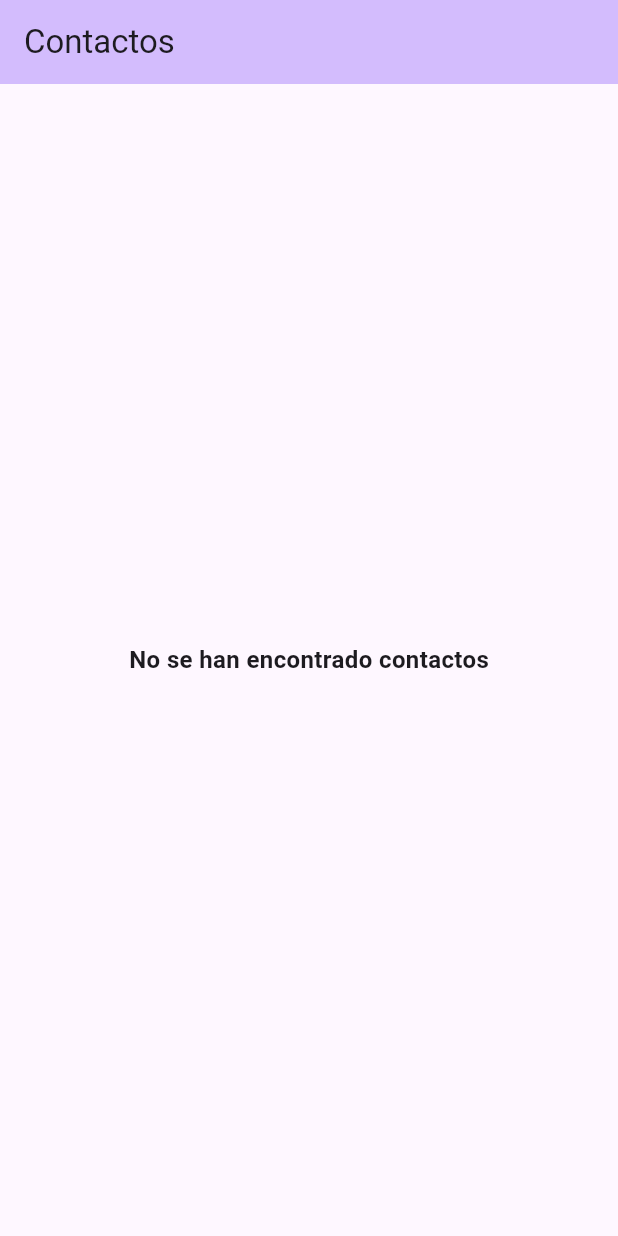
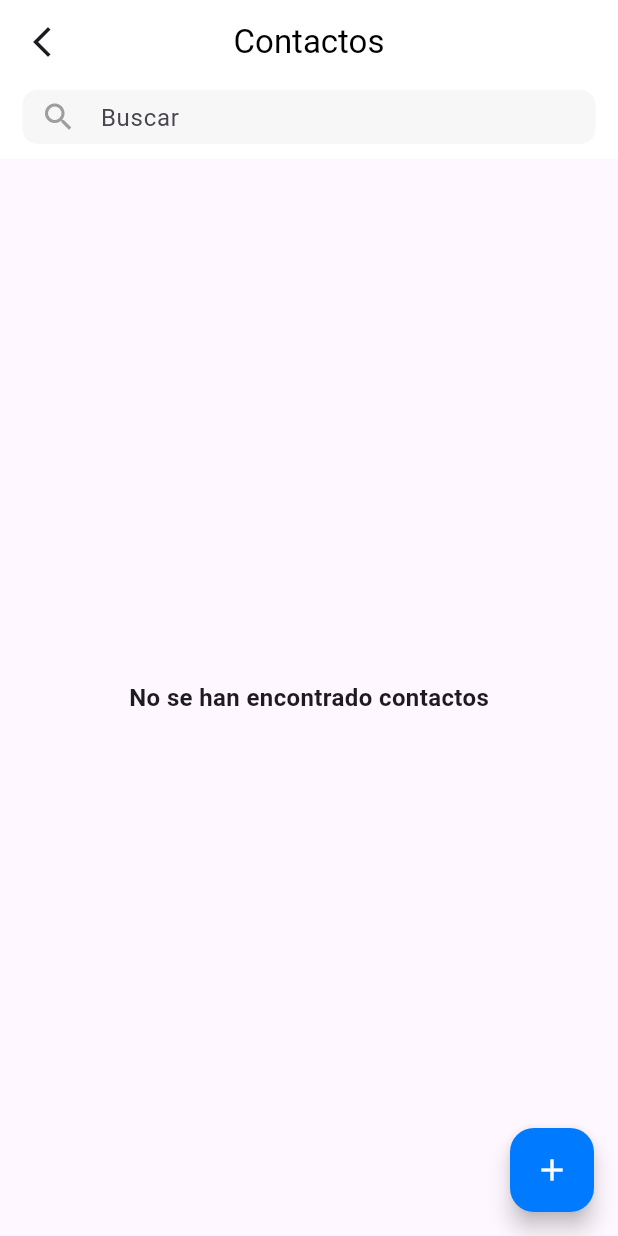
Before and after one commit to JaviDev275/Flutter_Contactos, a Flutter app: the screen it shows after launch, on a phone screen of 412 x 824 dp. Run offline on Flutter 3.47's test engine with Material 3 defaults, Android fonts, the light colour scheme and no system bars; our stand-ins replace flutter_contacts, permission_handler.

Commit message:
add changes

```diff
--- a/lib/main.dart
+++ b/lib/main.dart
@@ -1,8 +1,5 @@
+import 'package:contacts2/screens/contacts_list.dart';
 import 'package:flutter/material.dart';
-import 'package:flutter_contacts/flutter_contacts.dart';
-import 'dart:convert';
-import 'package:permission_handler/permission_handler.dart';
-
 void main() {
   runApp(const MyApp());
 }
@@ -10,86 +7,14 @@ void main() {
 class MyApp extends StatelessWidget {
   const MyApp({super.key});
 
-  // This widget is the root of your application.
   @override
   Widget build(BuildContext context) {
     return MaterialApp(
       theme: ThemeData(
-        colorScheme: ColorScheme.fromSeed(seedColor: Colors.deepPurple),
         useMaterial3: true,
       ),
       debugShowCheckedModeBanner: false,
-      home: const MyHomePage(),
+      home: const Contacts(),
     );
   }
 }
-
-class MyHomePage extends StatefulWidget {
-  const MyHomePage({super.key});
-
-  @override
-  State<MyHomePage> createState() => _MyHomePageState();
-}
-
-class _MyHomePageState extends State<MyHomePage> {
-  List contactList = [];
-  var isLoading = true;
-  contactFetch() async {
-    if (await FlutterContacts.requestPermission()) {
-      var contacts = await FlutterContacts.getContacts(
-        withProperties: true,
-        withPhoto: true,
-      );
-      var encodeData = await jsonEncode(contacts);
-      var decodeData = await jsonDecode(encodeData);
-      contactList = await decodeData;
-      print(decodeData);
-      setState(() {});
-    }
-    isLoading = false;
-  }
-
-  @override
-  void initState() {
-    contactFetch();
-    super.initState();
-  }
-
-  @override
-  Widget build(BuildContext context) {
-    return Scaffold(
-      appBar: AppBar(
-        backgroundColor: Theme.of(context).colorScheme.inversePrimary,
-        title: Text("Contactos"),
-      ),
-      body: Center(
-        child:
-          contactList.isEmpty
-          ?isLoading
-            ?CircularProgressIndicator()
-              : Text(
-                    'No se han encontrado contactos',
-                    style: TextStyle(fontSize: 16, fontWeight: FontWeight.w700),
-
-                )
-              : ListView.builder(
-                  shrinkWrap: true,
-                  controller: ScrollController(),
-                  itemCount: contactList.length,
-                  itemBuilder: (context, index) {
-                    return ListTile(
-                      title: Text(
-                        contactList[index]['displayName'],
-                        style: TextStyle(fontSize: 14, fontWeight: FontWeight.w500),
-                      ),
-                      subtitle: Text(
-                        contactList[index]['phones'][0]['number'],
-                        style: TextStyle(fontSize: 14, fontWeight: FontWeight.w500),
-                      ),
-                    );
-                  },
-                ),
-      ),
-    );
-  }
-}
--- /dev/null
+++ b/lib/screens/contacts_list.dart
@@ -0,0 +1,134 @@
+import 'package:flutter/material.dart';
+import 'package:flutter_contacts/flutter_contacts.dart';
+import 'package:permission_handler/permission_handler.dart';
+
+
+class Contacts extends StatefulWidget {
+  const Contacts({super.key});
+
+  @override
+  State<Contacts> createState() => _MyContactsPageState();
+}
+
+class _MyContactsPageState extends State<Contacts> {
+  Map<String, List<dynamic>> groupedContacts = {};
+  bool isLoading = true;
+
+  contactFetch() async {
+    var status = await Permission.contacts.request();
+
+    if (status.isGranted) {
+      var contacts = await FlutterContacts.getContacts(
+        withProperties: true,
+        withPhoto: true,
+      );
+
+      // Agrupar contactos por la primera letra de su nombre
+      Map<String, List<dynamic>> grouped = {};
+      for (var contact in contacts) {
+        String initial = contact.displayName[0].toUpperCase();
+        if (!grouped.containsKey(initial)) {
+          grouped[initial] = [];
+        }
+        grouped[initial]?.add(contact);
+      }
+
+      setState(() {
+        groupedContacts = grouped;
+        isLoading = false;
+      });
+    } else if (status.isDenied || status.isPermanentlyDenied) {
+      openAppSettings();
+    }
+  }
+
+  @override
+  void initState() {
+    contactFetch();
+    super.initState();
+  }
+
+  @override
+  Widget build(BuildContext context) {
+    return Scaffold(
+      appBar: AppBar(
+        leading: IconButton(
+          onPressed: () => {},
+          icon: Icon(Icons.arrow_back_ios_new_outlined),
+        ),
+        backgroundColor: Colors.white,
+        surfaceTintColor: Colors.transparent,
+        title: const Text("Contactos", style: TextStyle(color: Colors.black)),
+        centerTitle: true,
+        bottom: PreferredSize(
+          preferredSize: const Size.fromHeight(50),
+          child: Padding(
+            padding: const EdgeInsets.only(left: 15, right: 15, bottom: 10),
+            child: Container(
+              height: 36,
+              decoration: BoxDecoration(
+                color: Color(0xFFF7F7F7),
+                borderRadius: BorderRadius.circular(10),
+              ),
+              child: const TextField(
+                decoration: InputDecoration(
+                  hintText: 'Buscar',
+                  prefixIcon: Icon(Icons.search, color: Colors.grey),
+                  border: InputBorder.none,
+                  contentPadding: EdgeInsets.only(top: 1),
+                ),
+              ),
+            ),
+          ),
+        ),
+      ),
+      body: isLoading
+          ? const Center(child: CircularProgressIndicator())
+          : groupedContacts.isEmpty
+              ? const Center(
+                  child: Text(
+                    'No se han encontrado contactos',
+                    style: TextStyle(fontSize: 16, fontWeight: FontWeight.w700),
+                  ),
+                )
+              : ListView.builder(
+                  itemCount: groupedContacts.keys.length,
+                  itemBuilder: (context, index) {
+                    String letter = groupedContacts.keys.elementAt(index);
+                    List<dynamic> contacts = groupedContacts[letter]!;
+                    return Column(
+                      crossAxisAlignment: CrossAxisAlignment.start,
+                      children: [
+                        Padding(
+                          padding: const EdgeInsets.symmetric(horizontal: 16, vertical: 8),
+                          child: Text(
+                            letter,
+                            style: const TextStyle(fontSize: 18, fontWeight: FontWeight.bold),
+                          ),
+                        ),
+                        ...contacts.map((contact) {
+                          return ListTile(
+                            leading: CircleAvatar(
+                              child: contact.photo != null
+                                  ? Image.memory(contact.photo!)
+                                  : Text(contact.displayName[0]),
+                            ),
+
+                            title: Text(contact.displayName),
+                            subtitle: contact.phones.isNotEmpty
+                                ? Text(contact.phones[0].number)
+                                : const Text('Sin número'),
+                          );
+                        })
+                      ],
+                    );
+                  },
+                ),
+                floatingActionButton: FloatingActionButton(
+                  onPressed: () =>(),
+                  backgroundColor: Color.fromRGBO(0, 122, 255, 1),
+                  child: const Icon(Icons.add_outlined, color: Colors.white,),
+                ),
+    );
+  }
+}
```
